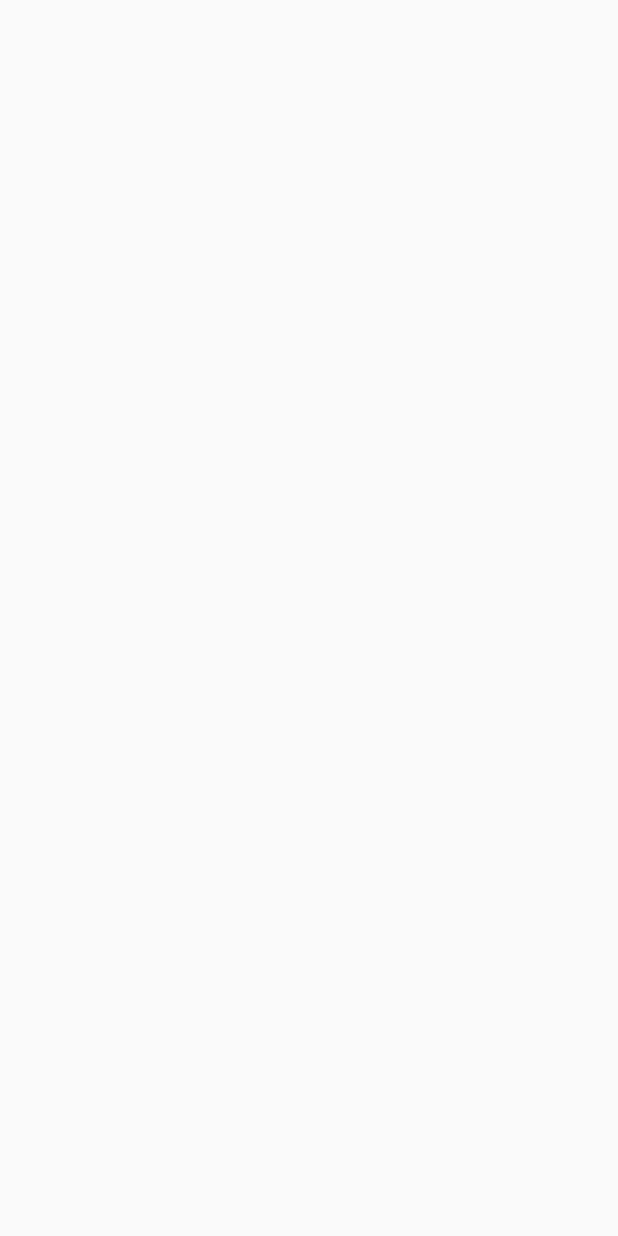
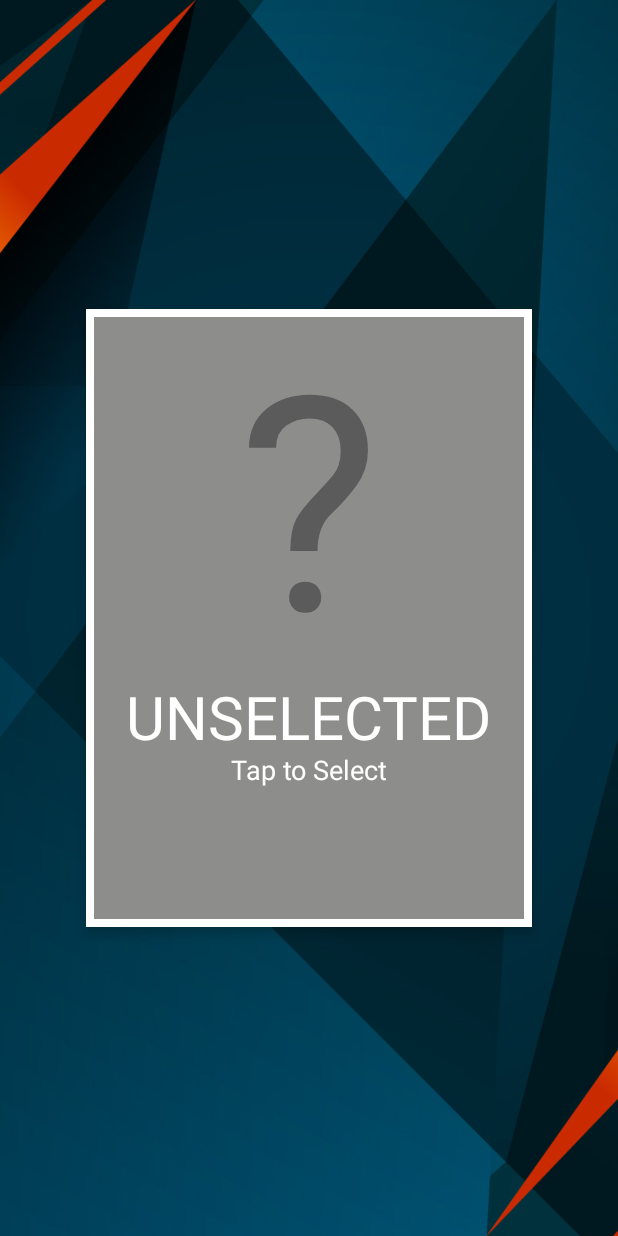
Before and after one commit to Pablit0x/DailyChallengeCards, an Android app built with Jetpack Compose: the screen it shows after launch (MainActivity), on a phone screen of 412 x 824 dp. Before the commit the screen is empty. Run offline under Robolectric (Android 15) with nearby library versions, the phone set to English and light mode, and no system bars; our stand-ins replace Dagger/Hilt's generated code, Room's generated code.

Commit message:
start for UI

```diff
--- a/app/src/main/java/com/pa/dailychallengecards/MainActivity.kt
+++ b/app/src/main/java/com/pa/dailychallengecards/MainActivity.kt
@@ -3,6 +3,7 @@ package com.pa.dailychallengecards
 import android.os.Bundle
 import androidx.activity.ComponentActivity
 import androidx.activity.compose.setContent
+import com.pa.dailychallengecards.presentation.challenges.ChallengeScreen
 import com.pa.dailychallengecards.ui.theme.AppTheme
 import dagger.hilt.android.AndroidEntryPoint
 
@@ -13,6 +14,8 @@ class MainActivity : ComponentActivity() {
         super.onCreate(savedInstanceState)
         setContent {
             AppTheme {}
+
+            ChallengeScreen()
         }
     }
 }
--- /dev/null
+++ b/app/src/main/java/com/pa/dailychallengecards/presentation/challenges/ChallengeScreen.kt
@@ -0,0 +1,58 @@
+package com.pa.dailychallengecards.presentation.challenges
+
+import androidx.compose.foundation.Image
+import androidx.compose.foundation.border
+import androidx.compose.foundation.clickable
+import androidx.compose.foundation.layout.Box
+import androidx.compose.foundation.layout.fillMaxSize
+import androidx.compose.foundation.layout.fillMaxWidth
+import androidx.compose.foundation.layout.padding
+import androidx.compose.material3.Card
+import androidx.compose.runtime.*
+import androidx.compose.ui.Alignment
+import androidx.compose.ui.Modifier
+import androidx.compose.ui.draw.shadow
+import androidx.compose.ui.graphics.Color
+import androidx.compose.ui.graphics.painter.Painter
+import androidx.compose.ui.layout.ContentScale
+import androidx.compose.ui.res.painterResource
+import androidx.compose.ui.unit.dp
+import com.pa.dailychallengecards.presentation.components.ChallengeCard
+import com.pa.dailychallengecards.presentation.components.UnselectedChallengeCard
+
+@Composable
+fun ChallengeScreen(){
+    var isChallengeSelected: Boolean by remember { mutableStateOf(false) }
+    val painter = painterResource(id = com.pa.dailychallengecards.R.drawable.the_background_image)
+
+    Box(
+        modifier = Modifier
+            .fillMaxSize(),
+        contentAlignment = Alignment.Center
+    ){
+        Image(
+            modifier = Modifier
+                .fillMaxSize(),
+            painter = painter,
+            contentDescription = "background",
+            contentScale = ContentScale.Crop
+        )
+
+        Card(
+            modifier = Modifier
+                .fillMaxWidth(0.8f)
+                .padding(16.dp, 8.dp, 16.dp, 8.dp)
+                .border(5.dp, Color.White)
+                .shadow(5.dp)
+                .clickable {
+                    isChallengeSelected = !isChallengeSelected
+                }
+        ) {
+            if(isChallengeSelected){
+                ChallengeCard()
+            } else {
+                UnselectedChallengeCard()
+            }
+        }
+    }
+}
--- /dev/null
+++ b/app/src/main/java/com/pa/dailychallengecards/presentation/components/ChallengeCard.kt
@@ -0,0 +1,8 @@
+package com.pa.dailychallengecards.presentation.components
+
+import androidx.compose.runtime.Composable
+
+@Composable
+fun ChallengeCard(){
+
+}
--- /dev/null
+++ b/app/src/main/java/com/pa/dailychallengecards/presentation/components/UnselectedChallengeCard.kt
@@ -0,0 +1,49 @@
+package com.pa.dailychallengecards.presentation.components
+
+import androidx.compose.foundation.background
+import androidx.compose.foundation.layout.*
+import androidx.compose.material.Text
+import androidx.compose.runtime.Composable
+import androidx.compose.ui.Alignment
+import androidx.compose.ui.Modifier
+import androidx.compose.ui.graphics.Color
+import androidx.compose.ui.unit.dp
+import androidx.compose.ui.unit.sp
+import com.pa.dailychallengecards.ui.theme.question_mark_color
+import com.pa.dailychallengecards.ui.theme.text_color
+import com.pa.dailychallengecards.ui.theme.unselected_card_background_color
+
+@Composable
+fun UnselectedChallengeCard(){
+
+    Column(
+        modifier = Modifier
+            .background(unselected_card_background_color)
+            .padding(16.dp, 16.dp, 16.dp, 0.dp)
+            .fillMaxWidth()
+            .fillMaxHeight(0.5f),
+        horizontalAlignment = Alignment.CenterHorizontally,
+    ) {
+        Row() {
+            Text(
+                text = "?",
+                fontSize = 200.sp,
+                color = question_mark_color
+            )
+        }
+        Row() {
+            Text(
+                text = "UNSELECTED",
+                fontSize = 40.sp,
+                color = text_color
+            )
+        }
+        Row() {
+            Text(
+                text = "Tap to Select",
+                fontSize = 18.sp,
+                color = text_color
+            )
+        }
+    }
+}
--- a/app/src/main/java/com/pa/dailychallengecards/ui/theme/Color.kt
+++ b/app/src/main/java/com/pa/dailychallengecards/ui/theme/Color.kt
@@ -6,3 +6,8 @@ val Purple200 = Color(0xFFBB86FC)
 val Purple500 = Color(0xFF6200EE)
 val Purple700 = Color(0xFF3700B3)
 val Teal200 = Color(0xFF03DAC5)
+
+
+val text_color = Color.White
+val question_mark_color = Color(0xFF5C5B5B)
+val unselected_card_background_color = Color(0xFF8D8D8C)
```
Also changed, not shown: app/src/main/res/drawable/the_background_image.jpg (added).
